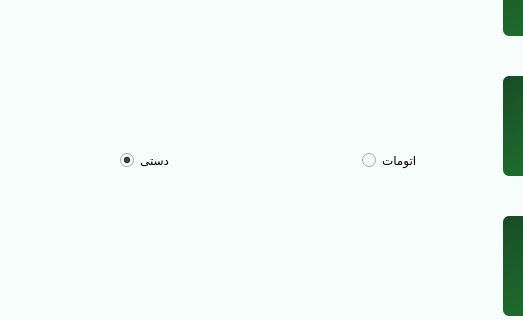
Farazist/raspberrypi-app, file main.ui: the form before one commit; both pictures show x 0 to 523 and y 179 to 499 of the 1000 by 600 pixel window.
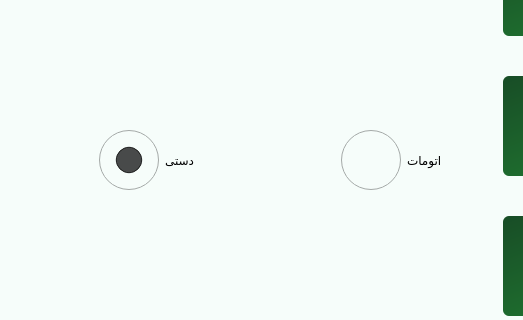
The form after the commit. The open tabs and pages were chosen to show the change. Icons and pictures are not drawn.

Commit message: edit radio button size

The edit to the form file:
```diff
--- a/main.ui
+++ b/main.ui
@@ -1437,7 +1437,11 @@
                <item alignment="Qt::AlignHCenter|Qt::AlignVCenter">
                 <widget class="QRadioButton" name="btnManualDevice">
                  <property name="styleSheet">
-                  <string notr="true">font: 32pt &quot;IRANSans&quot;;
+                  <string notr="true">QRadioButton::indicator {width: 60px;height: 60px;}
+QRadioButton::indicator::unchecked {image: url(images/icon/unchecked.png);} QRadioButton::indicator:unchecked:hover {image: url(images/icon/unchecked-hover.png);}
+QRadioButton::indicator::checked {image: url(images/icon/checked.png);}
+QRadioButton::indicator:checked:hover {image: url(images/icon/checked-hover.png);}
+QRadioButton{font: 32pt &quot;IRANSans&quot;;}
 </string>
                  </property>
                  <property name="text">
@@ -1451,7 +1455,11 @@
                <item alignment="Qt::AlignHCenter|Qt::AlignVCenter">
                 <widget class="QRadioButton" name="btnAutoDevice">
                  <property name="styleSheet">
-                  <string notr="true">font: 32pt &quot;IRANSans&quot;;
+                  <string notr="true">QRadioButton::indicator {width: 60px;height: 60px;}
+QRadioButton::indicator::unchecked {image: url(images/icon/unchecked.png);} QRadioButton::indicator:unchecked:hover {image: url(images/icon/unchecked-hover.png);}
+QRadioButton::indicator::checked {image: url(images/icon/checked.png);}
+QRadioButton::indicator:checked:hover {image: url(images/icon/checked-hover.png);}
+QRadioButton{font: 32pt &quot;IRANSans&quot;;}
 </string>
                  </property>
                  <property name="text">
```
Left out of the diff: 4 changed lines with no effect on the pictures. The commit also changes 9 other files.
